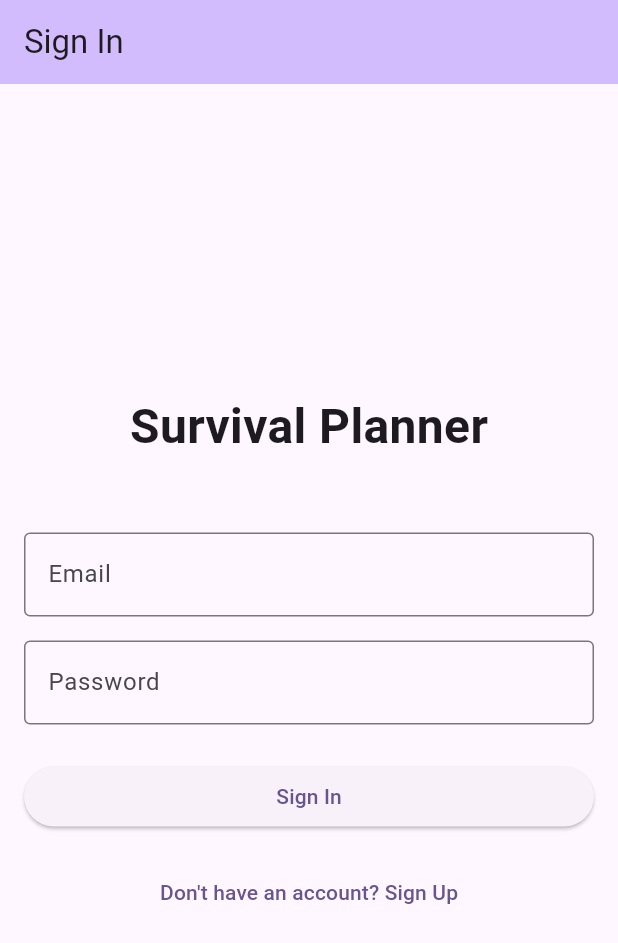
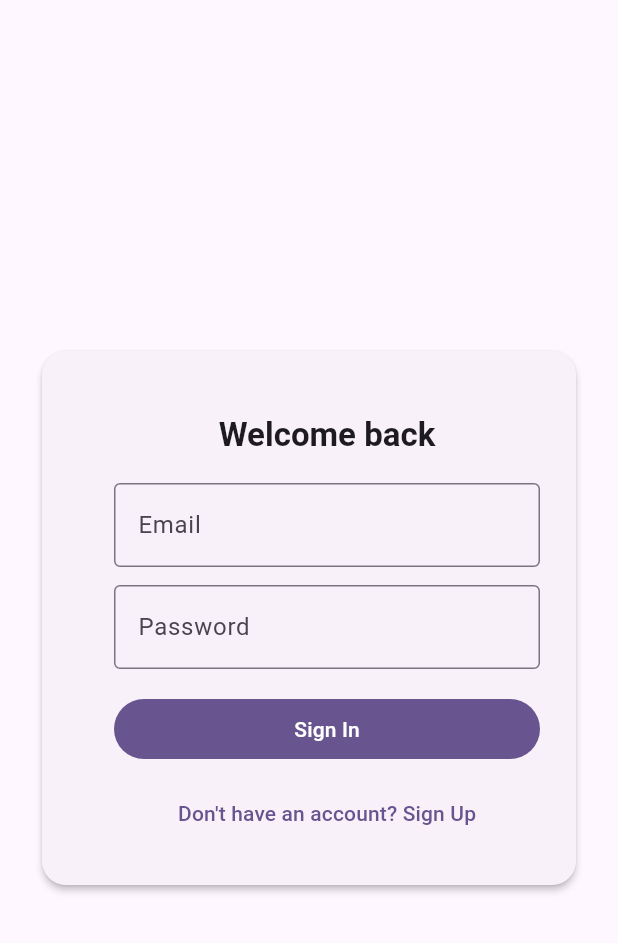
Before and after one commit to TechhySupport/survivalplanner-website, a Flutter app: the screen it shows after launch, on a phone screen of 412 x 824 dp. Shown: the top 943 px of the screen. Run offline on Flutter 3.47's test engine with Material 3 defaults, Android fonts, the light colour scheme and no system bars; our stand-ins replace supabase_flutter; accounts and stored records are empty.

Commit message:
Branding: set favicon to icon_logo.png, add splash with logo.old.png, beautify auth screen

```diff
--- a/lib/screens/auth_screen.dart
+++ b/lib/screens/auth_screen.dart
@@ -60,23 +60,62 @@ class _AuthScreenState extends State<AuthScreen> {
 
   @override
   Widget build(BuildContext context) {
+    final theme = Theme.of(context);
+
     return Scaffold(
-      appBar: AppBar(
-        title: Text(_isSignUp ? 'Sign Up' : 'Sign In'),
-        backgroundColor: Theme.of(context).colorScheme.inversePrimary,
+      body: Center(
+        child: ConstrainedBox(
+          constraints: const BoxConstraints(maxWidth: 720),
+          child: Padding(
+            padding: const EdgeInsets.all(24.0),
+            child: Card(
+              elevation: 2,
+              shape: RoundedRectangleBorder(borderRadius: BorderRadius.circular(16)),
+              child: Padding(
+                padding: const EdgeInsets.all(24.0),
+                child: Row(
+                  mainAxisSize: MainAxisSize.min,
+                  children: [
+                    if (MediaQuery.of(context).size.width > 700)
+                      Expanded(
+                        child: Column(
+                          mainAxisAlignment: MainAxisAlignment.center,
+                          children: [
+                            ClipRRect(
+                              borderRadius: BorderRadius.circular(16),
+                              child: Image.asset(
+                                'web/assets/logo.old.png',
+                                fit: BoxFit.contain,
                               ),
-      body: Padding(
-        padding: const EdgeInsets.all(16.0),
+                            ),
+                            const SizedBox(height: 16),
+                            Text(
+                              'Survival Planner',
+                              style: theme.textTheme.headlineSmall?.copyWith(
+                                fontWeight: FontWeight.bold,
+                              ),
+                            ),
+                            const SizedBox(height: 6),
+                            Text(
+                              'Plan. Prepare. Prevail.',
+                              style: theme.textTheme.bodySmall?.copyWith(color: Colors.grey[600]),
+                            ),
+                          ],
+                        ),
+                      ),
+                    const SizedBox(width: 24),
+                    Expanded(
                       child: Form(
                         key: _formKey,
                         child: Column(
-            mainAxisAlignment: MainAxisAlignment.center,
+                          mainAxisSize: MainAxisSize.min,
                           children: [
-              const Text(
-                'Survival Planner',
-                style: TextStyle(fontSize: 32, fontWeight: FontWeight.bold),
+                            const SizedBox(height: 18),
+                            Text(
+                              _isSignUp ? 'Create account' : 'Welcome back',
+                              style: theme.textTheme.titleLarge?.copyWith(fontWeight: FontWeight.bold),
                             ),
-              const SizedBox(height: 48),
+                            const SizedBox(height: 18),
                             TextFormField(
                               controller: _emailController,
                               decoration: const InputDecoration(
@@ -93,7 +132,7 @@ class _AuthScreenState extends State<AuthScreen> {
                                 return null;
                               },
                             ),
-              const SizedBox(height: 16),
+                            const SizedBox(height: 12),
                             TextFormField(
                               controller: _passwordController,
                               decoration: const InputDecoration(
@@ -111,17 +150,21 @@ class _AuthScreenState extends State<AuthScreen> {
                                 return null;
                               },
                             ),
-              const SizedBox(height: 24),
+                            const SizedBox(height: 16),
                             SizedBox(
                               width: double.infinity,
-                child: ElevatedButton(
+                              child: FilledButton(
                                 onPressed: _isLoading ? null : _authenticate,
                                 child: _isLoading
-                      ? const CircularProgressIndicator()
+                                    ? const SizedBox(
+                                        width: 18,
+                                        height: 18,
+                                        child: CircularProgressIndicator(strokeWidth: 2, color: Colors.white),
+                                      )
                                     : Text(_isSignUp ? 'Sign Up' : 'Sign In'),
                               ),
                             ),
-              const SizedBox(height: 16),
+                            const SizedBox(height: 8),
                             TextButton(
                               onPressed: () {
                                 setState(() {
@@ -138,6 +181,13 @@ class _AuthScreenState extends State<AuthScreen> {
                         ),
                       ),
                     ),
+                  ],
+                ),
+              ),
+            ),
+          ),
+        ),
+      ),
     );
   }
 
```
Also changed, not shown: 2 other files. Lines whose indentation alone changed are shown as unchanged.
